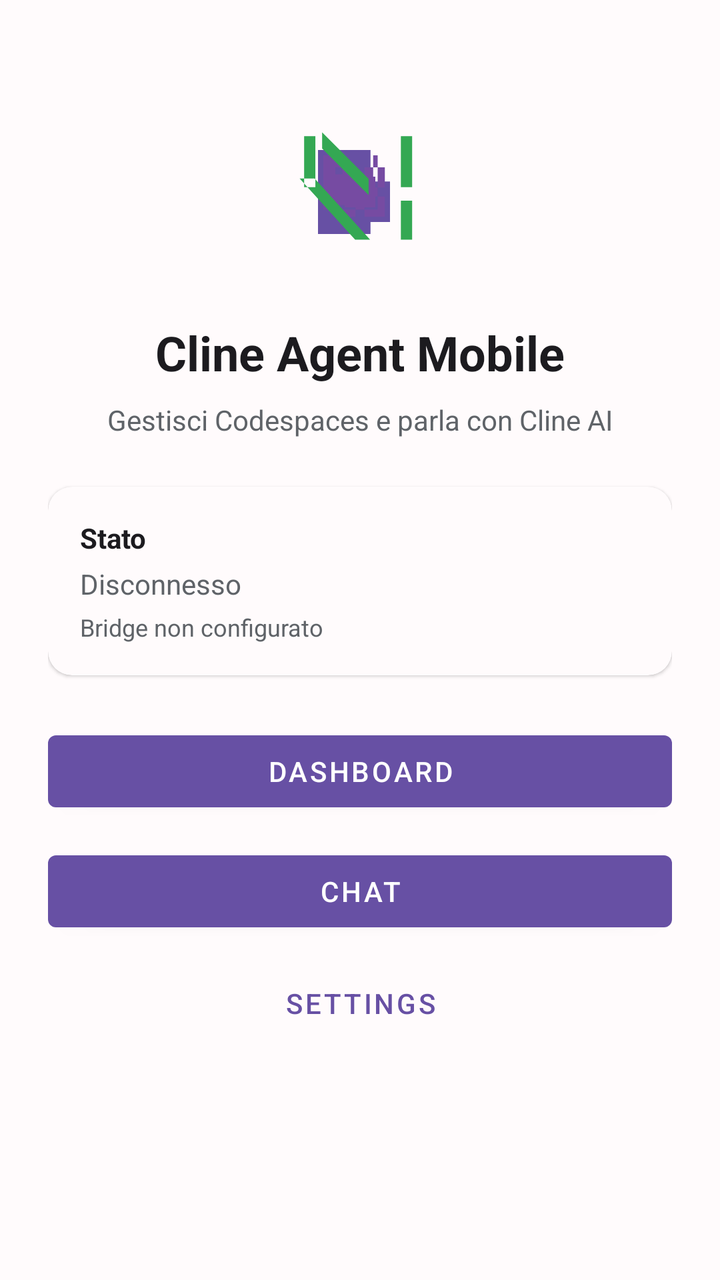
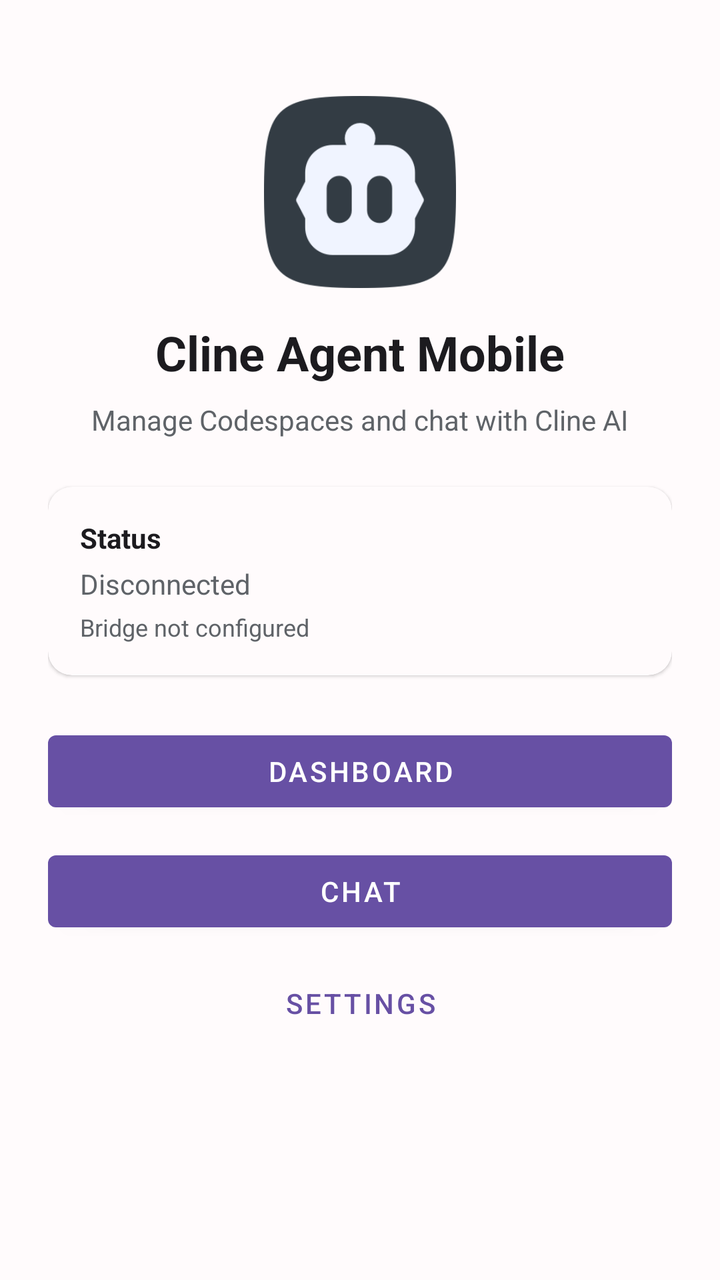

The first picture is an Android layout as it rendered before a commit; the second is the same layout after the commit. The layout source and the unified diff follow.
<!-- AndroidManifest.xml: activity theme Theme.ClineAgentMobile -->
<!-- res/layout/activity_main.xml -->
<?xml version="1.0" encoding="utf-8"?>
<ScrollView xmlns:android="http://schemas.android.com/apk/res/android"
    xmlns:app="http://schemas.android.com/apk/res-auto"
    android:layout_width="match_parent"
    android:layout_height="match_parent"
    android:fillViewport="true"
    android:background="@color/background">

    <LinearLayout
        android:layout_width="match_parent"
        android:layout_height="wrap_content"
        android:orientation="vertical"
        android:padding="24dp"
        android:gravity="center_horizontal">

        <ImageView
            android:layout_width="96dp"
            android:layout_height="96dp"
            android:layout_marginTop="24dp"
            android:src="@drawable/ic_logo"
            android:contentDescription="@string/app_name" />

        <TextView
            android:layout_width="wrap_content"
            android:layout_height="wrap_content"
            android:layout_marginTop="16dp"
            android:text="@string/app_name"
            android:textSize="24sp"
            android:textStyle="bold"
            android:textColor="@color/on_background" />

        <TextView
            android:id="@+id/home_subtitle"
            android:layout_width="wrap_content"
            android:layout_height="wrap_content"
            android:layout_marginTop="8dp"
            android:text="@string/home_subtitle"
            android:textSize="14sp"
            android:textColor="@color/icon"
            android:gravity="center" />

        <com.google.android.material.card.MaterialCardView
            android:layout_width="match_parent"
            android:layout_height="wrap_content"
            android:layout_marginTop="24dp"
            app:cardCornerRadius="12dp">

            <LinearLayout
                android:layout_width="match_parent"
                android:layout_height="wrap_content"
                android:orientation="vertical"
                android:padding="16dp">

                <TextView
                    android:layout_width="wrap_content"
                    android:layout_height="wrap_content"
                    android:text="@string/home_status_title"
                    android:textSize="14sp"
                    android:textStyle="bold"
                    android:textColor="@color/on_background" />

                <TextView
                    android:id="@+id/home_status_text"
                    android:layout_width="wrap_content"
                    android:layout_height="wrap_content"
                    android:layout_marginTop="4dp"
                    android:text="@string/dashboard_status_disconnected"
                    android:textSize="14sp"
                    android:textColor="@color/icon" />

                <TextView
                    android:id="@+id/home_bridge_text"
                    android:layout_width="wrap_content"
                    android:layout_height="wrap_content"
                    android:layout_marginTop="4dp"
                    android:text="@string/home_bridge_not_set"
                    android:textSize="12sp"
                    android:textColor="@color/icon" />
            </LinearLayout>
        </com.google.android.material.card.MaterialCardView>

        <Button
            android:id="@+id/home_open_dashboard"
            android:layout_width="match_parent"
            android:layout_height="wrap_content"
            android:layout_marginTop="24dp"
            android:text="@string/nav_dashboard" />

        <Button
            android:id="@+id/home_open_chat"
            android:layout_width="match_parent"
            android:layout_height="wrap_content"
            android:layout_marginTop="12dp"
            android:text="@string/nav_chat" />

        <Button
            android:id="@+id/home_open_settings"
            style="?attr/borderlessButtonStyle"
            android:layout_width="match_parent"
            android:layout_height="wrap_content"
            android:layout_marginTop="8dp"
            android:text="@string/nav_settings" />
    </LinearLayout>
</ScrollView>
<!-- resources referenced by this layout -->
<resources>
  <color name="background">#FFFBFC</color>
  <color name="icon">#5F6368</color>
  <color name="on_background">#1C1B1F</color>
  <!-- drawable ic_logo (drawable) -->
  <?xml version="1.0" encoding="utf-8"?>
  <vector xmlns:android="http://schemas.android.com/apk/res/android"
      android:width="1024dp"
      android:height="1024dp"
      android:viewportWidth="1024"
      android:viewportHeight="1024">
      <path
          android:fillColor="#6750A4"
          android:pathData="M512,80 L512,280 M512,744 L512,920 M80,512 L280,512 M744,512 L920,512 M568,568 L568,672 L672,672 L672,568 Z M456,456 L456,568 L568,568 L568,456 Z M568,456 L568,568 L672,568 L672,456 Z M288,288 L288,568 L568,568 L568,288 Z M288,736 L288,568 L568,568 L568,736 Z"/>
      <path
          android:fillColor="#764BA2"
          android:pathData="M380,380 L488,380 L488,488 L380,488 Z M380,536 L488,536 L488,644 L380,644 Z M536,380 L644,380 L644,488 L536,488 Z M536,536 L644,536 L644,644 L536,644 Z M430,430 L430,594 L594,594 L594,430 Z M316,316 L316,606 L606,606 L606,316 Z M316,418 L316,582 L582,582 L582,418 Z M418,316 L582,316 L582,418 L418,418 Z"/>
      <path
          android:fillColor="#34A853"
          android:pathData="M190,440 L270,440 L566,766 L486,766 Z M310,280 L558,528 L558,442 L310,194 Z M214,214 L214,486 L274,486 L274,214 Z M730,214 L790,214 L790,486 L730,486 Z M730,558 L730,766 L790,766 L790,558 Z"/>
  </vector>
  <string name="app_name">Cline Agent Mobile</string>
  <string name="dashboard_status_disconnected">Disconnesso</string>
  <string name="home_bridge_not_set">Bridge non configurato</string>
  <string name="home_status_title">Stato</string>
  <string name="home_subtitle">Gestisci Codespaces e parla con Cline AI</string>
  <string name="nav_chat">Chat</string>
  <string name="nav_dashboard">Dashboard</string>
  <string name="nav_settings">Settings</string>
  <style name="Theme.ClineAgentMobile" parent="Theme.MaterialComponents.Light.NoActionBar">
          
          <item name="colorPrimary">@color/primary</item>
          <item name="colorPrimaryVariant">@color/primary_variant</item>
          <item name="colorOnPrimary">@color/on_primary</item>
  
          
          <item name="colorSecondary">@color/secondary</item>
          <item name="colorSecondaryVariant">@color/secondary_variant</item>
          <item name="colorOnSecondary">@color/on_secondary</item>
  
          
          <item name="android:colorBackground">@color/background</item>
          <item name="colorSurface">@color/surface</item>
          <item name="colorOnBackground">@color/on_background</item>
          <item name="colorOnSurface">@color/on_surface</item>
  
          
          <item name="android:statusBarColor">@color/primary</item>
          <item name="android:navigationBarColor">@color/background</item>
  
          
          <item name="android:windowBackground">@color/background</item>
      </style>
  <color name="primary">#6750A4</color>
  <color name="primary_variant">#764BA2</color>
  <color name="on_primary">#FFFFFF</color>
  <color name="secondary">#625B71</color>
  <color name="secondary_variant">#75716E</color>
  <color name="on_secondary">#FFFFFF</color>
  <color name="surface">#FFFBFC</color>
  <color name="on_surface">#1C1B1F</color>
</resources>

<!-- the commit's change to res/layout/activity_main.xml (unified diff, before → after) -->
@@ -17,7 +17,7 @@
             android:layout_width="96dp"
             android:layout_height="96dp"
             android:layout_marginTop="24dp"
-            android:src="@drawable/ic_logo"
+            android:src="@drawable/cline"
             android:contentDescription="@string/app_name" />
 
         <TextView
<!-- resource entries referenced after the edit -->
@@ -3,28 +3,12 @@
   <color name="background">#FFFBFC</color>
   <color name="icon">#5F6368</color>
   <color name="on_background">#1C1B1F</color>
-  <!-- drawable ic_logo (drawable) -->
-  <?xml version="1.0" encoding="utf-8"?>
-  <vector xmlns:android="http://schemas.android.com/apk/res/android"
-      android:width="1024dp"
-      android:height="1024dp"
-      android:viewportWidth="1024"
-      android:viewportHeight="1024">
-      <path
-          android:fillColor="#6750A4"
-          android:pathData="M512,80 L512,280 M512,744 L512,920 M80,512 L280,512 M744,512 L920,512 M568,568 L568,672 L672,672 L672,568 Z M456,456 L456,568 L568,568 L568,456 Z M568,456 L568,568 L672,568 L672,456 Z M288,288 L288,568 L568,568 L568,288 Z M288,736 L288,568 L568,568 L568,736 Z"/>
-      <path
-          android:fillColor="#764BA2"
-          android:pathData="M380,380 L488,380 L488,488 L380,488 Z M380,536 L488,536 L488,644 L380,644 Z M536,380 L644,380 L644,488 L536,488 Z M536,536 L644,536 L644,644 L536,644 Z M430,430 L430,594 L594,594 L594,430 Z M316,316 L316,606 L606,606 L606,316 Z M316,418 L316,582 L582,582 L582,418 Z M418,316 L582,316 L582,418 L418,418 Z"/>
-      <path
-          android:fillColor="#34A853"
-          android:pathData="M190,440 L270,440 L566,766 L486,766 Z M310,280 L558,528 L558,442 L310,194 Z M214,214 L214,486 L274,486 L274,214 Z M730,214 L790,214 L790,486 L730,486 Z M730,558 L730,766 L790,766 L790,558 Z"/>
-  </vector>
+  <!-- drawable cline: png bitmap (drawable-nodpi, 9775 bytes) -->
   <string name="app_name">Cline Agent Mobile</string>
-  <string name="dashboard_status_disconnected">Disconnesso</string>
-  <string name="home_bridge_not_set">Bridge non configurato</string>
-  <string name="home_status_title">Stato</string>
-  <string name="home_subtitle">Gestisci Codespaces e parla con Cline AI</string>
+  <string name="dashboard_status_disconnected">Disconnected</string>
+  <string name="home_bridge_not_set">Bridge not configured</string>
+  <string name="home_status_title">Status</string>
+  <string name="home_subtitle">Manage Codespaces and chat with Cline AI</string>
   <string name="nav_chat">Chat</string>
   <string name="nav_dashboard">Dashboard</string>
   <string name="nav_settings">Settings</string>
